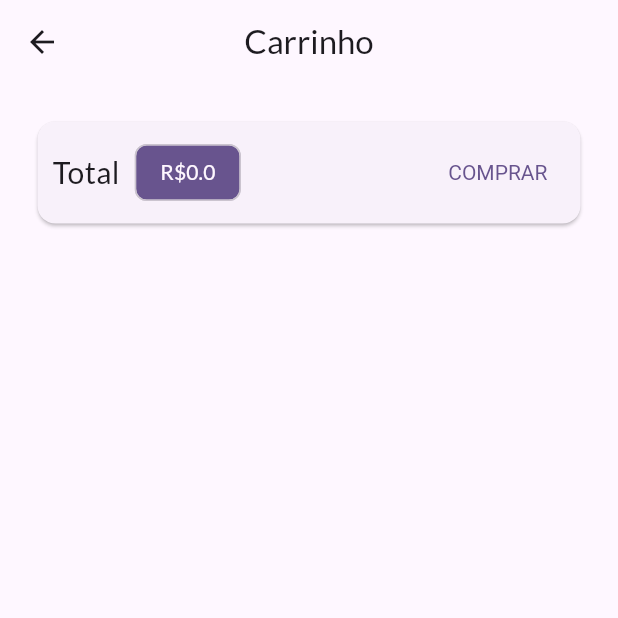
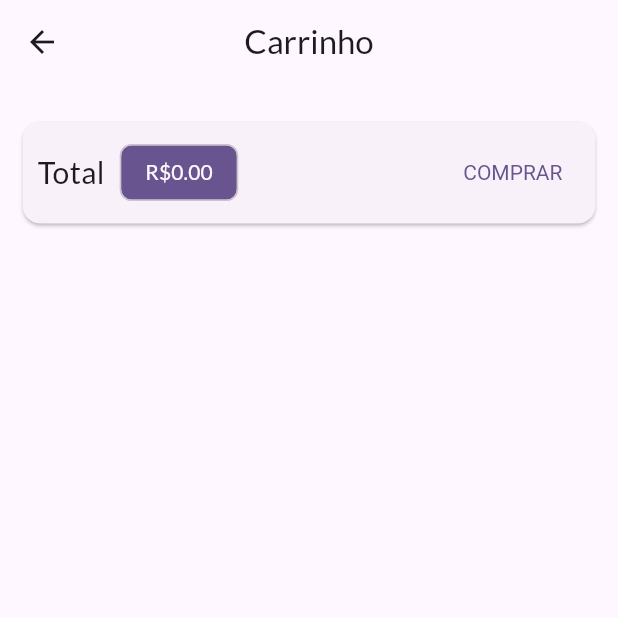
Before and after one commit to laesant/shop, a Flutter app: the CartPage screen opened by its route, on a phone screen of 412 x 824 dp, the top half of it. Run offline on Flutter 3.47's test engine with Material 2 defaults, Android fonts, the phone set to English and light mode, and no system bars; network calls fail.

Commit message:
cart items

```diff
--- a/lib/pages/cart_page.dart
+++ b/lib/pages/cart_page.dart
@@ -17,7 +17,7 @@ class CartPage extends StatelessWidget {
       body: Column(
         children: [
           Card(
-            margin: const EdgeInsets.all(25),
+            margin: const EdgeInsets.symmetric(horizontal: 15, vertical: 25),
             child: Padding(
               padding: const EdgeInsets.all(10.0),
               child: Row(
@@ -32,7 +32,7 @@ class CartPage extends StatelessWidget {
                   Chip(
                       backgroundColor: Theme.of(context).colorScheme.primary,
                       label: Text(
-                        "R\$${cart.totalAmount}",
+                        "R\$${cart.totalAmount.toStringAsFixed(2)}",
                         style: TextStyle(
                             color: Theme.of(context)
                                 .primaryTextTheme
```
Also changed, not shown: lib/components/cart_item.dart (+16 -1 lines).
